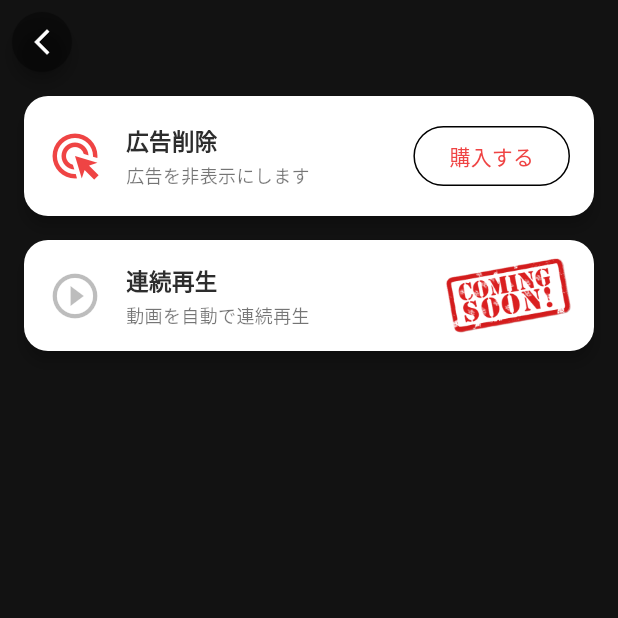
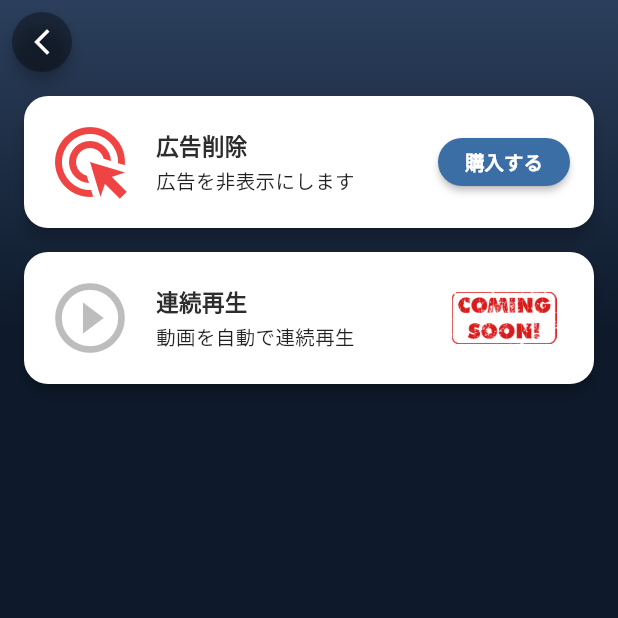
Before and after one commit to noguchim/tube_search, a Flutter app: the screen it shows after launch, item 4 of the bottom bar chosen, after a tap on "ショップ", on a phone screen of 412 x 824 dp, the top half of it. Run offline on Flutter 3.47's test engine with Material 3 defaults, Android fonts, the light colour scheme and no system bars; our stand-ins replace connectivity_plus, flutter_keyboard_visibility, google_mobile_ads, logger, shared_preferences, webview_flutter; network calls fail.

Commit message:
ショップ他UI調整

```diff
--- a/lib/screens/genre_screen.dart
+++ b/lib/screens/genre_screen.dart
@@ -33,12 +33,13 @@ class _GenreScreenState extends State<GenreScreen>
 
   bool _isScrollingDown = false;
 
-  bool _isFirstTap = true;
+  // bool _isFirstTap = true;
   bool _isSearchingFromSuggest = false;
 
   late AnimationController _tapAnim;
   late Animation<double> _scaleAnim;
   late Animation<double> _shadowAnim;
+  Brightness? _lastBrightness;
 
   @override
   void initState() {
@@ -56,6 +57,16 @@ class _GenreScreenState extends State<GenreScreen>
     _shadowAnim = Tween<double>(begin: 6.0, end: 10.0).animate(
       CurvedAnimation(parent: _tapAnim, curve: Curves.easeOut),
     );
+  }
+
+  @override
+  void didChangeDependencies() {
+    super.didChangeDependencies();
+    WidgetsBinding.instance.addPostFrameCallback((_) {
+      if (_scrollController.hasClients) {
+        _scrollController.jumpTo(0);
+      }
+    });
   }
 
   @override
@@ -83,6 +94,40 @@ class _GenreScreenState extends State<GenreScreen>
       _isScrollingDown = false;
       widget.onScrollChanged?.call(false);
     }
+  }
+
+  Future<void> _executeSearch(String keyword) async {
+    final kw = keyword.trim();
+    if (kw.isEmpty) return;
+
+    _debounce?.cancel();
+    _focusNode.unfocus();
+
+    setState(() {
+      _suggestions = [];
+      _isSearchingFromSuggest = true;
+    });
+
+    await Future.delayed(const Duration(milliseconds: 300));
+
+    if (!mounted) return;
+
+    await Navigator.push(
+      context,
+      MaterialPageRoute(
+        builder: (_) => GenreVideosScreen(
+          categoryId: '0',
+          categoryTitle: kw,
+          keyword: kw,
+        ),
+      ),
+    );
+
+    if (!mounted) return;
+
+    setState(() {
+      _isSearchingFromSuggest = false;
+    });
   }
 
   // ----------------------------------------------------
@@ -127,19 +172,19 @@ class _GenreScreenState extends State<GenreScreen>
     });
   }
 
-  Future<void> _onTapSearchField() async {
-    if (_isFirstTap) {
-      _isFirstTap = false;
-
-      _tapAnim.forward();
-      await Future.delayed(const Duration(milliseconds: 280));
-      _focusNode.requestFocus();
-      await Future.delayed(const Duration(milliseconds: 150));
-      if (mounted) _tapAnim.reverse();
-    } else {
-      _focusNode.requestFocus();
-    }
-  }
+  // Future<void> _onTapSearchField() async {
+  //   if (_isFirstTap) {
+  //     _isFirstTap = false;
+  //
+  //     _tapAnim.forward();
+  //     await Future.delayed(const Duration(milliseconds: 280));
+  //     _focusNode.requestFocus();
+  //     await Future.delayed(const Duration(milliseconds: 150));
+  //     if (mounted) _tapAnim.reverse();
+  //   } else {
+  //     _focusNode.requestFocus();
+  //   }
+  // }
 
   // ----------------------------------------------------
   // 🔍 検索フォーム（Dark対応）
@@ -148,36 +193,47 @@ class _GenreScreenState extends State<GenreScreen>
     final theme = Theme.of(context);
     final isDark = theme.brightness == Brightness.dark;
 
-    // 🍎 Apple系：検索バーはカードより明るい透明レイヤー
     final Color searchBg = isDark
-        ? Colors.white.withValues(alpha: 0.12)   // ← 12〜16% がApple標準
+        ? Colors.white.withValues(alpha: 0.12)
         : Colors.black.withValues(alpha: 0.05);
 
+    final Color actionBg = isDark
+        ? Colors.white.withValues(alpha: 0.18)
+        : Colors.black.withValues(alpha: 0.08);
+
+    // final Color searchBg = Colors.white.withValues(alpha: 0.12);
+    // final Color actionBg = Colors.white.withValues(alpha: 0.18);
+
     return Container(
-      margin: const EdgeInsets.fromLTRB(16, 8, 16, 16),
+      // margin: const EdgeInsets.fromLTRB(16, 8, 16, 16),
       child: AnimatedBuilder(
         animation: _tapAnim,
         builder: (context, child) {
           return Transform.scale(
             scale: _scaleAnim.value,
             child: Material(
-              elevation: 0, // ← Appleの検索バーは影0
+              elevation: 0,
               borderRadius: BorderRadius.circular(14),
-              color: Colors.transparent, // ← Material自体に色をつけない
-              child: Stack(
-                alignment: Alignment.centerRight,
-                children: [
-                  Container(
-                    padding: const EdgeInsets.symmetric(horizontal: 12),
+              color: Colors.transparent,
+              child: Container(
+                height: 44, // ← 高さ固定（ズレ防止の要）
                 decoration: BoxDecoration(
-                      color: searchBg, // ← Apple検索バーの透明感
+                  color: searchBg,
                   borderRadius: BorderRadius.circular(14),
                   border: Border.all(
                     color: isDark
-                            ? Colors.white.withValues(alpha: 0.10) // 輪郭の光
+                        ? Colors.white.withValues(alpha: 0.10)
                         : Colors.black.withValues(alpha: 0.08),
                   ),
                 ),
+                child: Row(
+                  children: [
+                    // ==================
+                    // 🔍 入力欄
+                    // ==================
+                    Expanded(
+                      child: Padding(
+                        padding: const EdgeInsets.fromLTRB(12, 14, 12, 10),
                         child: TextField(
                           controller: _searchCtrl,
                           focusNode: _focusNode,
@@ -189,40 +245,52 @@ class _GenreScreenState extends State<GenreScreen>
                           ),
                           decoration: InputDecoration(
                             border: InputBorder.none,
-                        icon: Icon(
-                          Icons.search,
-                          color: isDark
-                              ? Colors.white70
-                              : const Color(0xFF475569),
-                        ),
                             hintText: "検索ワードを入力...",
                             hintStyle: TextStyle(
-                          color: isDark
-                              ? Colors.white60
-                              : Colors.black54,
+                              color: isDark ? Colors.white60 : Colors.black54,
+                            ),
                           ),
                         ),
                       ),
                     ),
 
-                  if (_isSearchingFromSuggest)
-                    const Padding(
-                      padding: EdgeInsets.only(right: 12),
-                      child: SizedBox(
-                        width: 16,
-                        height: 16,
-                        child: CircularProgressIndicator(strokeWidth: 2),
+                    // ==================
+                    // 🔘 右側アクション
+                    // ==================
+                    Container(
+                      width: 52, // ← 少し広げる（44 → 52）
+                      height: double.infinity,
+                      decoration: BoxDecoration(
+                        color: actionBg, // ← 背景を濃く
+                        borderRadius: BorderRadius.only(
+                          topRight: Radius.circular(14),
+                          bottomRight: Radius.circular(14),
                         ),
                       ),
-
-                  // ← 検索バータップ拡張
-                  Positioned.fill(
-                    child: GestureDetector(
-                      behavior: HitTestBehavior.opaque,
-                      onTap: _onTapSearchField,
+                      child: Center(
+                        child: _isSearchingFromSuggest
+                            ? const SizedBox(
+                          width: 18,
+                          height: 18,
+                          child: CircularProgressIndicator(
+                            strokeWidth: 2,
+                            color: Colors.white, // ← ローディングも白で統一
+                          ),
+                        )
+                            : IconButton(
+                          icon: const Icon(
+                            Icons.search,
+                            size: 22,
+                            color: Colors.white, // ← 検索アイコン白
+                          ),
+                          onPressed: () {
+                            _executeSearch(_searchCtrl.text);
+                          },
+                        ),
                       ),
                     ),
                   ],
+                ),
               ),
             ),
           );
@@ -352,37 +420,8 @@ class _GenreScreenState extends State<GenreScreen>
                 style: TextStyle(color: theme.colorScheme.onSurface),
               ),
               onTap: () async {
-                _debounce?.cancel();
-
-                final kw = s;
-                _searchCtrl.text = kw;
-                _focusNode.unfocus();
-
-                setState(() {
-                  _suggestions = [];
-                  _isSearchingFromSuggest = true;
-                });
-
-                await Future.delayed(const Duration(milliseconds: 1500));
-
-                if (!mounted) return;
-
-                await Navigator.push(
-                  context,
-                  MaterialPageRoute(
-                    builder: (_) => GenreVideosScreen(
-                      categoryId: '0',
-                      categoryTitle: kw,
-                      keyword: kw,
-                    ),
-                  ),
-                );
-
-                if (!mounted) return;
-
-                setState(() {
-                  _isSearchingFromSuggest = false;
-                });
+                _searchCtrl.text = s;
+                _executeSearch(s);
               },
             ),
           ),
@@ -506,6 +545,18 @@ class _GenreScreenState extends State<GenreScreen>
   Widget build(BuildContext context) {
     final theme = Theme.of(context);
 
+    final brightness = Theme.of(context).brightness;
+
+    if (_lastBrightness != brightness) {
+      _lastBrightness = brightness;
+
+      WidgetsBinding.instance.addPostFrameCallback((_) {
+        if (_scrollController.hasClients) {
+          _scrollController.jumpTo(0);
+        }
+      });
+    }
+
     return Scaffold(
       backgroundColor: theme.scaffoldBackgroundColor,
       body: CustomScrollView(
@@ -513,7 +564,7 @@ class _GenreScreenState extends State<GenreScreen>
         slivers: [
           const SliverAppBar(
             floating: true,
-            snap: true,
+            snap: false,
             elevation: 0,
             backgroundColor: Colors.transparent,
             expandedHeight: 70,
@@ -537,7 +588,19 @@ class _GenreScreenState extends State<GenreScreen>
             ),
           ),
 
-          SliverToBoxAdapter(child: _buildSearchField()),
+          // ===============================
+          // 🔒 検索フォーム固定
+          // ===============================
+          SliverPersistentHeader(
+            pinned: true,
+            delegate: SearchHeaderDelegate(
+              height: 72, // ← 実測で余裕を持たせる
+              child: Padding(
+                padding: const EdgeInsets.fromLTRB(16, 8, 16, 16),
+                child: _buildSearchField(), // ← margin を剥がしたもの
+              ),
+            ),
+          ),
           SliverToBoxAdapter(child: _buildSuggestions()),
 
           SliverToBoxAdapter(
@@ -567,3 +630,36 @@ class _GenreScreenState extends State<GenreScreen>
     );
   }
 }
+
+class SearchHeaderDelegate extends SliverPersistentHeaderDelegate {
+  final Widget child;
+  final double height;
+
+  SearchHeaderDelegate({
+    required this.child,
+    required this.height,
+  });
+
+  @override
+  double get minExtent => height;
+
+  @override
+  double get maxExtent => height;
+
+  @override
+  Widget build(
+      BuildContext context,
+      double shrinkOffset,
+      bool overlapsContent,
+      ) {
+    return SizedBox(
+      height: height,
+      child: child,
+    );
+  }
+
+  @override
+  bool shouldRebuild(covariant SliverPersistentHeaderDelegate oldDelegate) {
+    return true;
+  }
+}
--- a/lib/screens/settings_screen.dart
+++ b/lib/screens/settings_screen.dart
@@ -352,7 +352,7 @@ class _SettingsScreenState extends State<SettingsScreen> {
                         ),
                       ),
                       subtitle: const Text(
-                        "便利機能の追加",
+                        "便利な機能でより快適に！",
                         style: TextStyle(fontSize: 12),
                       ),
                       trailing: Icon(Icons.chevron_right_rounded, color: onSurface),
--- a/lib/screens/shop_screen.dart
+++ b/lib/screens/shop_screen.dart
@@ -6,11 +6,32 @@ class ShopScreen extends StatelessWidget {
   @override
   Widget build(BuildContext context) {
     return Scaffold(
-      backgroundColor: const Color(0xFF121212),
-      body: SafeArea(
+      body: Stack(
+        children: [
+          // ① ベース背景（ほぼフラット）
+          Container(
+            color: const Color(0xFF0E1A2B),
+          ),
+
+          // ② 上部ライト（ここが肝）
+          Container(
+            height: 220,
+            decoration: const BoxDecoration(
+              gradient: LinearGradient(
+                begin: Alignment.topCenter,
+                end: Alignment.bottomCenter,
+                  colors: [
+                    Color.fromARGB(70, 120, 160, 220), // 青白い光
+                    Color.fromARGB(0, 120, 160, 220),
+                  ]
+              ),
+            ),
+          ),
+
+          // ③ 中身
+          SafeArea(
             child: Stack(
               children: [
-            // リスト
                 ListView(
                   padding: const EdgeInsets.fromLTRB(16, 64, 16, 16),
                   children: const [
@@ -29,19 +50,20 @@ class ShopScreen extends StatelessWidget {
                     ),
                   ],
                 ),
-            // 戻る
+
+                // 戻るボタン
                 Positioned(
                   top: 8,
                   left: 8,
                   child: Material(
-                color: Colors.black.withOpacity(0.35), // 半透明背景
+                    color: Colors.black.withOpacity(0.35),
                     shape: const CircleBorder(),
                     elevation: 4,
                     child: InkWell(
                       customBorder: const CircleBorder(),
                       onTap: () => Navigator.pop(context),
                       child: const Padding(
-                    padding: EdgeInsets.all(10), // ← タップしやすさの肝
+                        padding: EdgeInsets.all(10),
                         child: Icon(
                           Icons.arrow_back_ios_new,
                           size: 20,
@@ -54,7 +76,10 @@ class ShopScreen extends StatelessWidget {
               ],
             ),
           ),
+        ],
+      ),
     );
+
   }
 }
 
@@ -87,7 +112,7 @@ class ShopListCard extends StatelessWidget {
               children: [
                 Icon(
                   icon,
-                  size: 36,
+                  size: 56,
                   color: enabled
                       ? Theme.of(context).colorScheme.primary
                       : Colors.black26,
@@ -108,19 +133,35 @@ class ShopListCard extends StatelessWidget {
                       Text(
                         description,
                         style: const TextStyle(
-                          fontSize: 12,
-                          color: Colors.black54,
+                          fontSize: 13,
+                          color: Colors.black87,
                         ),
                       ),
                     ],
                   ),
                 ),
                 if (enabled)
-                  OutlinedButton(
+                  SizedBox(
+                    height: 32,
+                    child: ElevatedButton(
                       onPressed: () {
                         // TODO: 購入処理
                       },
+                      style: ElevatedButton.styleFrom(
+                        backgroundColor: const Color(0xFF3A6EA5),
+                        foregroundColor: Colors.white,
+                        elevation: 2,
+                        padding: const EdgeInsets.symmetric(horizontal: 18),
+                        shape: RoundedRectangleBorder(
+                          borderRadius: BorderRadius.circular(16),
+                        ),
+                        textStyle: const TextStyle(
+                          fontSize: 13,
+                          fontWeight: FontWeight.w600,
+                        ),
+                      ),
                       child: const Text("購入する"),
+                    ),
                   ),
               ],
             ),
@@ -132,12 +173,12 @@ class ShopListCard extends StatelessWidget {
           Positioned.fill(
             child: IgnorePointer(
               child: Padding(
-                padding: const EdgeInsets.only(right: 12), // ← ここで余白調整
+                padding: const EdgeInsets.only(right: 25), // ← ここで余白調整
                 child: Align(
                   alignment: Alignment.centerRight,
                   child: Image.asset(
                     "assets/images/coming_soon.png",
-                    width: 90,
+                    width: 70,
                     opacity: const AlwaysStoppedAnimation(0.9),
                   ),
                 ),
```
Also changed, not shown: assets/images/coming_soon.png. Lines whose indentation alone changed are shown as unchanged.
